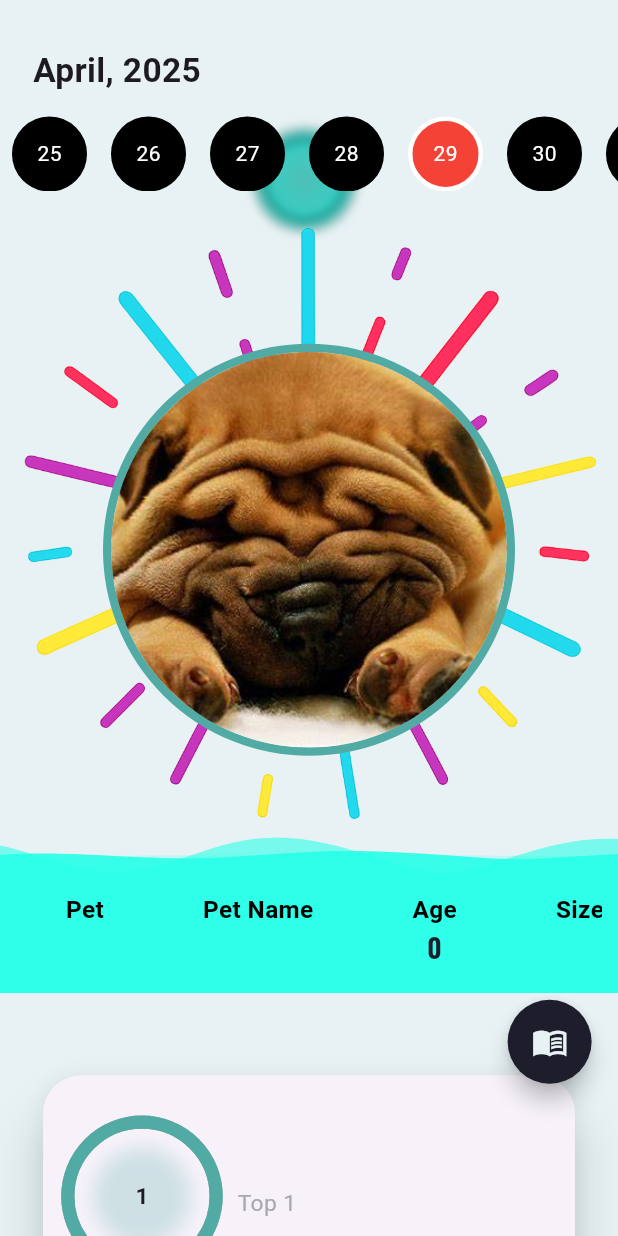
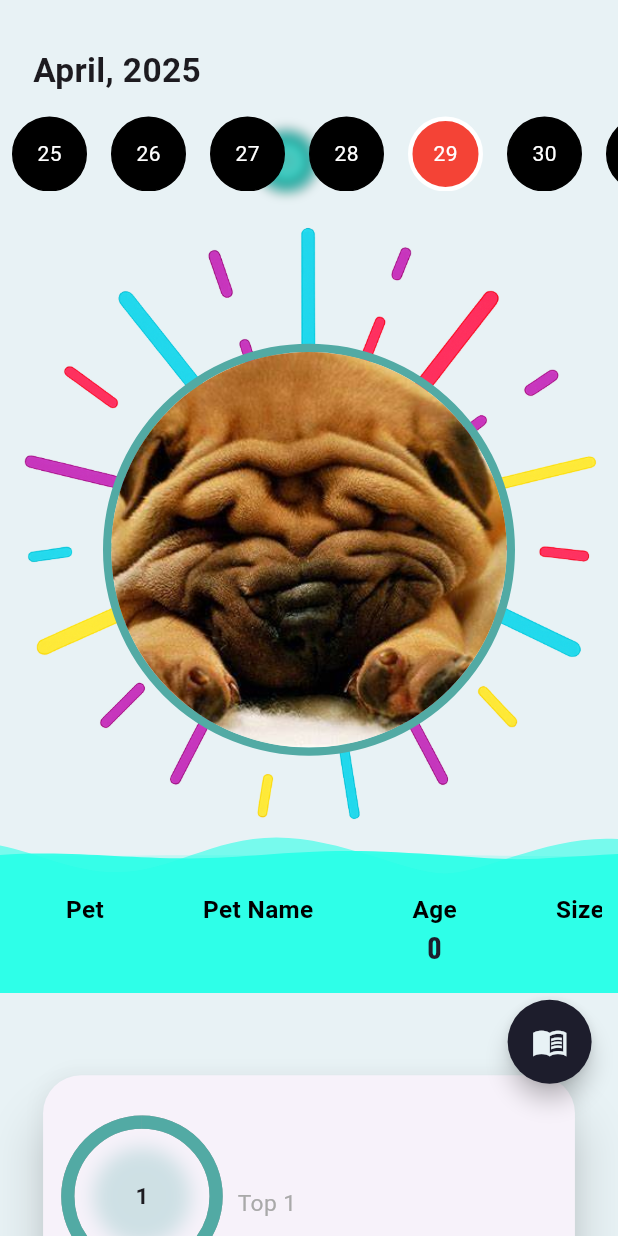
Before and after one commit to javahuhu/PetSymp, a Flutter app: the NewSummaryScreen screen opened directly, on a phone screen of 412 x 824 dp. Run offline on Flutter 3.47's test engine with Material 3 defaults, Android fonts, the phone set to English and light mode, and no system bars; our stand-ins replace animate_do, animated_text_kit, auto_size_text, card_swiper, cloud_firestore, dio and 10 more; missing offline and left inert: iconify_flutter; accounts and stored records are empty; network calls fail.

Commit message:
New Style

```diff
--- a/petsymp/lib/Assesment/newsummary.dart
+++ b/petsymp/lib/Assesment/newsummary.dart
@@ -150,7 +150,7 @@ class NewSummaryScreenState extends State<NewSummaryScreen> with SingleTickerPro
                 final screenSize = MediaQuery.of(context).size;
                 return Stack(
                   children: _bubbles.map((bubble) {
-                    final size = bubble.size * screenSize.width * 0.2;
+                    final size = bubble.size * screenSize.width * 0.1;
                     return Positioned(
                       left: (bubble.position.dx * screenSize.width) +
                           (math.sin((_bubblesController.value * bubble.speed + bubble.offset) * math.pi * 5) * bubble.wobble * screenSize.width * 0.5),
```
